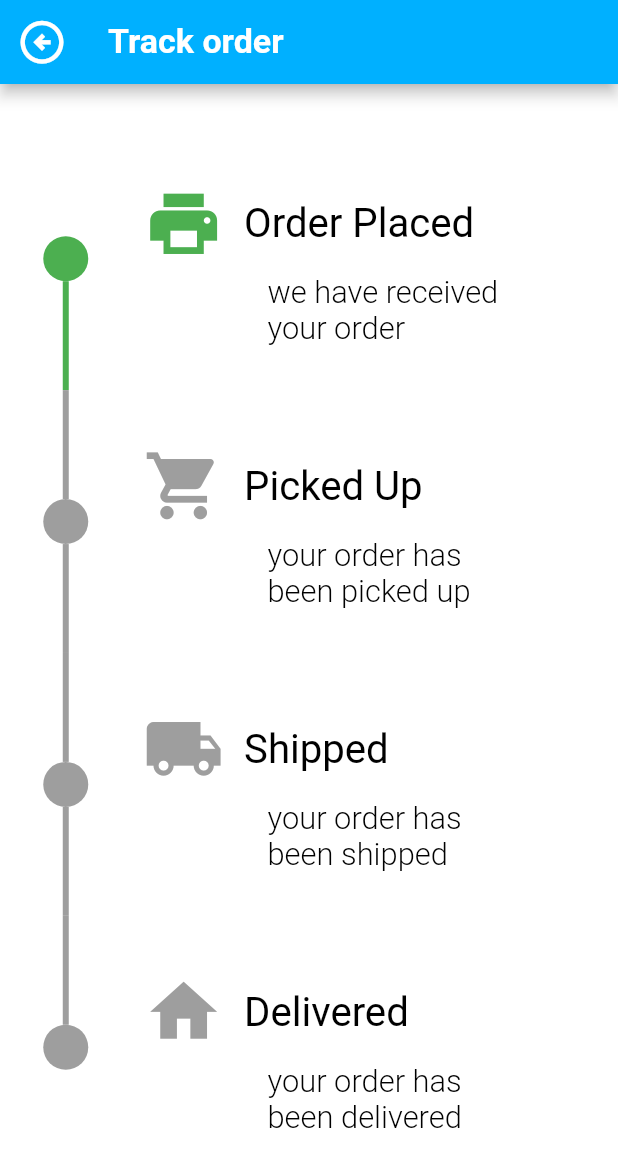
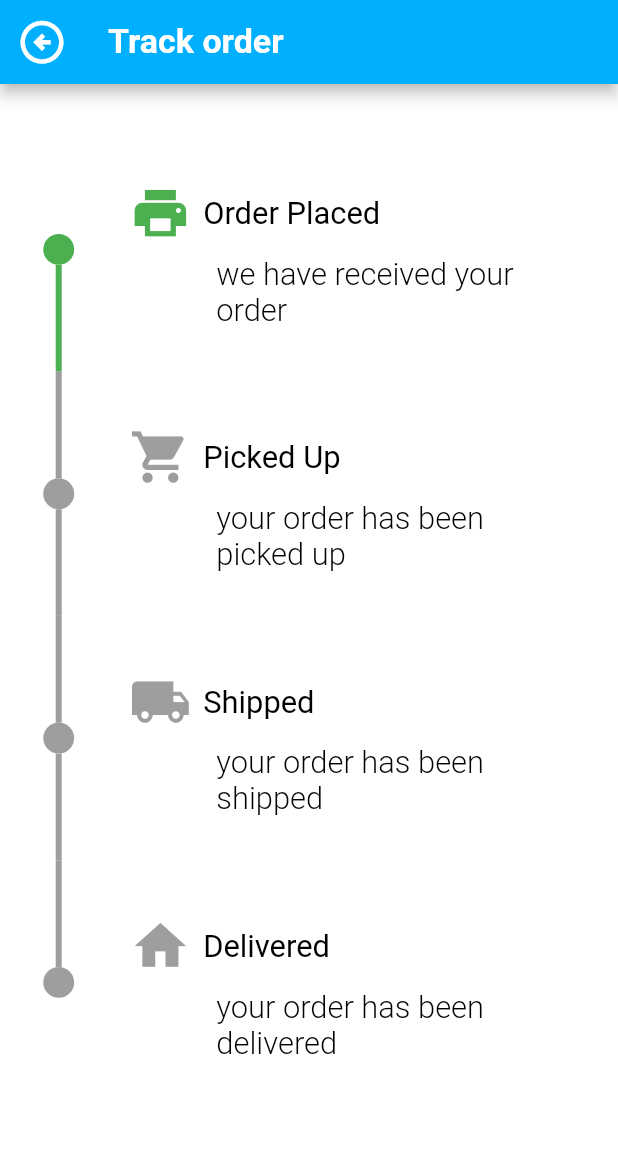
Before and after one commit to rupal-tripund/shipping_app, a Flutter app: the TrackOrder screen opened directly, on a phone screen of 412 x 824 dp. Shown: the top 1167 px of the screen. Run offline on Flutter 3.47's test engine with Material 2 defaults, Android fonts, the phone set to English and light mode, and no system bars; drawn by our look-alikes of timeline_tile; our stand-ins replace carousel_pro_nullsafety, dropdown_search, email_validator, file_picker, get, google_fonts and 3 more; missing offline and left inert: syncfusion_flutter_pdf.

Commit message:
changed font size and icon size for track order

```diff
--- a/lib/screens/order/tracker.dart
+++ b/lib/screens/order/tracker.dart
@@ -69,16 +69,13 @@ class _TrackOrderState extends State<TrackOrder> {
                                onPressed: () {},
                                icon: const Icon(Icons.print),
                                color: Colors.green.shade500,
-                               iconSize: Style.sizeIcon * 1.3,
-                             ),
-                             SizedBox(
-                               width: Style.paddingWidth / 3,
+                               iconSize: Style.sizeIcon,
                              ),
                               Expanded(
                                 child: Text(
                                   'Order Placed',
                                   style: TextStyle(
-                                    fontSize: Style.sizeButtonText * 1.3,
+                                    fontSize: Style.sizeButtonText,
                                     fontWeight: FontWeight.w400,
                                     color: Style.textColorLight,
                                   ),
@@ -87,11 +84,10 @@ class _TrackOrderState extends State<TrackOrder> {
                           ],
                         ),
                         Row(
-
                           mainAxisAlignment: MainAxisAlignment.start,
                           children:  <Widget>[
                             SizedBox(
-                              width: Style.paddingWidth * 5.5,
+                              width: Style.paddingWidth * 4,
                             ),
                            Expanded(
                              child: Text(
@@ -110,8 +106,8 @@ class _TrackOrderState extends State<TrackOrder> {
                  ),
                  indicatorStyle: IndicatorStyle(
                    color: Colors.green.shade500,
-                   height: 30,
-                   width: 30,
+                   height: Style.sizeButtonText,
+                   width: Style.sizeButtonText,
                  ),
                  afterLineStyle: LineStyle(
                    color: Colors.green.shade500,
@@ -144,15 +140,12 @@ class _TrackOrderState extends State<TrackOrder> {
                             onPressed: () {},
                             icon: const Icon(Icons.shopping_cart),
                             color: Colors.grey,
-                            iconSize: Style.sizeIcon * 1.3,
-                          ),
-                          SizedBox(
-                            width: Style.paddingWidth / 3,
+                            iconSize: Style.sizeIcon,
                           ),
                           Text(
                             'Picked Up',
                             style: TextStyle(
-                              fontSize: Style.sizeButtonText * 1.3,
+                              fontSize: Style.sizeButtonText,
                               fontWeight: FontWeight.w400,
                               color: Style.textColorLight,
                             ),
@@ -163,7 +156,7 @@ class _TrackOrderState extends State<TrackOrder> {
                         mainAxisAlignment: MainAxisAlignment.start,
                         children:  <Widget>[
                           SizedBox(
-                            width: Style.paddingWidth * 5.5,
+                            width: Style.paddingWidth * 4,
                           ),
                           Expanded(
                             child: Text(
@@ -181,8 +174,8 @@ class _TrackOrderState extends State<TrackOrder> {
                   ),
                 ),
                 indicatorStyle: IndicatorStyle(
-                  height: 30,
-                  width: 30,
+                  height: Style.sizeButtonText,
+                  width: Style.sizeButtonText,
                 ),
                 afterLineStyle: LineStyle(
 
@@ -213,15 +206,12 @@ class _TrackOrderState extends State<TrackOrder> {
                             onPressed: () {},
                             icon: const Icon(Icons.local_shipping),
                             color: Colors.grey,
-                            iconSize: Style.sizeIcon * 1.3,
-                          ),
-                          SizedBox(
-                            width: Style.paddingWidth / 3,
+                            iconSize: Style.sizeIcon,
                           ),
                           Text(
                             'Shipped',
                             style: TextStyle(
-                              fontSize: Style.sizeButtonText * 1.3,
+                              fontSize: Style.sizeButtonText,
                               fontWeight: FontWeight.w400,
                               color: Style.textColorLight,
                             ),
@@ -232,7 +222,7 @@ class _TrackOrderState extends State<TrackOrder> {
                         mainAxisAlignment: MainAxisAlignment.start,
                         children:  <Widget>[
                           SizedBox(
-                            width: Style.paddingWidth * 5.5,
+                            width: Style.paddingWidth * 4,
                           ),
                           Expanded(
                             child: Text(
@@ -250,8 +240,8 @@ class _TrackOrderState extends State<TrackOrder> {
                   ),
                 ),
                 indicatorStyle: IndicatorStyle(
-                  height: 30,
-                  width: 30,
+                  height: Style.sizeButtonText,
+                  width: Style.sizeButtonText,
                 ),
                 afterLineStyle: LineStyle(
                 ),
@@ -281,15 +271,12 @@ class _TrackOrderState extends State<TrackOrder> {
                             onPressed: () {},
                             icon: const Icon(Icons.home),
                             color: Colors.grey,
-                            iconSize: Style.sizeIcon * 1.3,
-                          ),
-                          SizedBox(
-                            width: Style.paddingWidth / 3,
+                            iconSize: Style.sizeIcon,
                           ),
                           Text(
                             'Delivered',
                             style: TextStyle(
-                              fontSize: Style.sizeButtonText * 1.3,
+                              fontSize: Style.sizeButtonText,
                               fontWeight: FontWeight.w400,
                               color: Style.textColorLight,
                             ),
@@ -300,7 +287,7 @@ class _TrackOrderState extends State<TrackOrder> {
                         mainAxisAlignment: MainAxisAlignment.start,
                         children:  <Widget>[
                           SizedBox(
-                            width: Style.paddingWidth * 5.5,
+                            width: Style.paddingWidth * 4,
                           ),
                           Expanded(
                             child: Text(
@@ -318,8 +305,8 @@ class _TrackOrderState extends State<TrackOrder> {
                   ),
                 ),
                 indicatorStyle: IndicatorStyle(
-                  height: 30,
-                  width: 30,
+                  height: Style.sizeButtonText,
+                  width: Style.sizeButtonText,
                 ),
                 afterLineStyle: LineStyle(
                 ),
```
